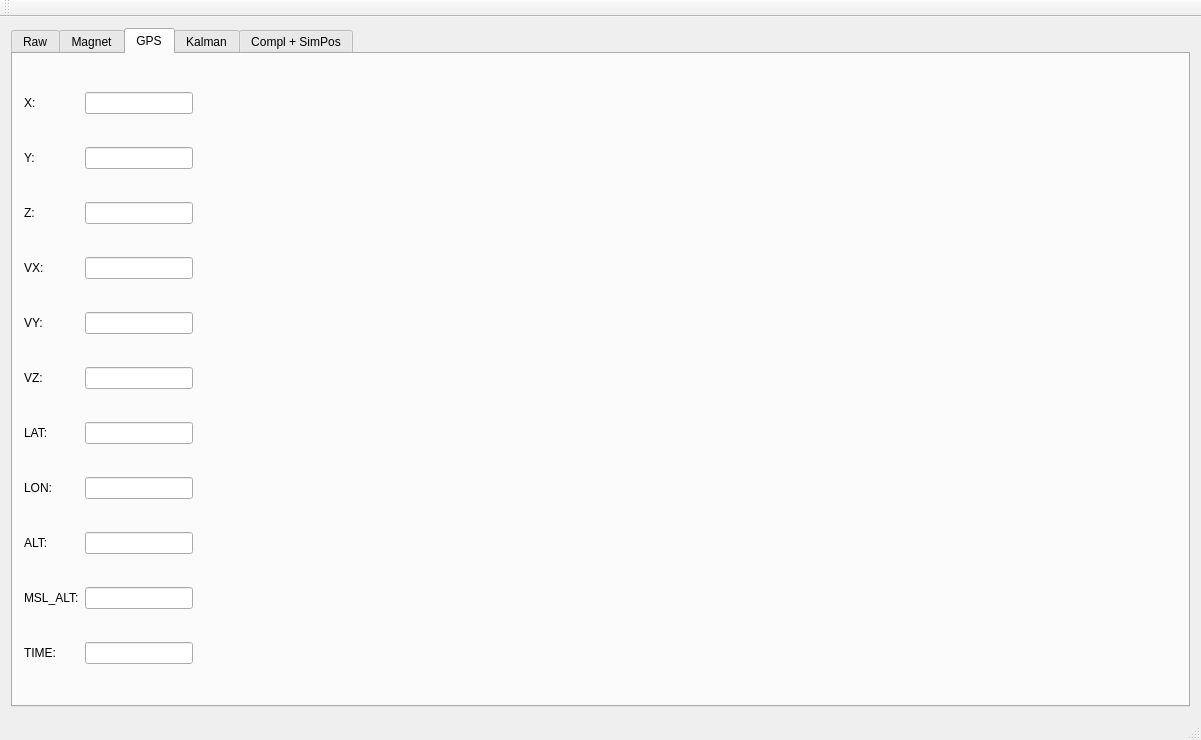
Qt form ins_board_pc/mainwindow.ui (quantum-pie/ins-board-pc) before a commit.
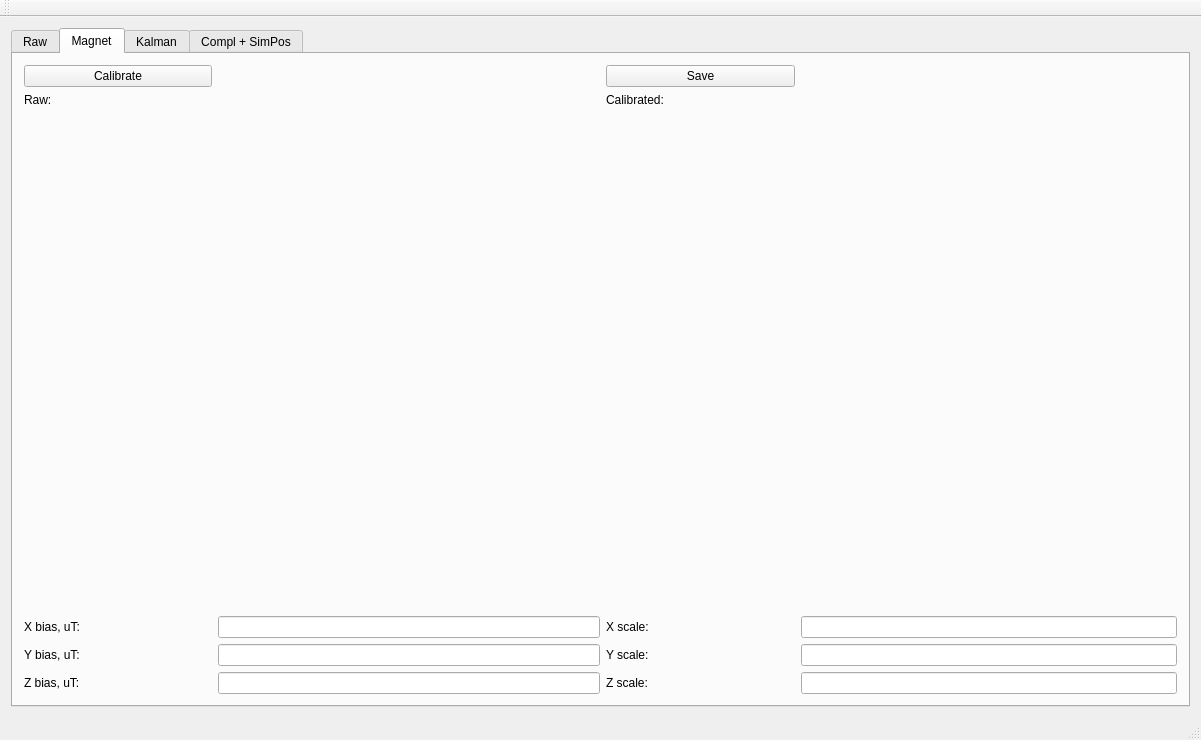
The same form after that commit. The open tabs and pages were chosen to show the change. Custom widgets are drawn as their Qt base class.

Commit message: Merged Raw and GPS tabs

Diff of the .ui file:
```diff
--- a/ins_board_pc/mainwindow.ui
+++ b/ins_board_pc/mainwindow.ui
@@ -18,14 +18,14 @@
     <item>
      <widget class="QTabWidget" name="tabWidget">
       <property name="currentIndex">
-       <number>3</number>
+       <number>1</number>
       </property>
       <widget class="QWidget" name="tab">
        <attribute name="title">
         <string>Raw</string>
        </attribute>
-       <layout class="QVBoxLayout" name="verticalLayout_3">
-        <item>
+       <layout class="QGridLayout" name="gridLayout_13" columnstretch="4,1">
+        <item row="0" column="0">
          <widget class="QCustomPlot" name="plot1" native="true">
           <property name="sizePolicy">
            <sizepolicy hsizetype="Expanding" vsizetype="Expanding">
@@ -35,7 +35,7 @@
           </property>
          </widget>
         </item>
-        <item>
+        <item row="1" column="0">
          <widget class="QCustomPlot" name="plot2" native="true">
           <property name="sizePolicy">
            <sizepolicy hsizetype="Expanding" vsizetype="Expanding">
@@ -45,7 +45,7 @@
           </property>
          </widget>
         </item>
-        <item>
+        <item row="2" column="0">
          <widget class="QCustomPlot" name="plot3" native="true">
           <property name="sizePolicy">
            <sizepolicy hsizetype="Expanding" vsizetype="Expanding">
@@ -55,92 +55,153 @@
           </property>
          </widget>
         </item>
+        <item row="0" column="1" rowspan="3">
+         <widget class="QGroupBox" name="groupBox_10">
+          <property name="title">
+           <string>GPS</string>
+          </property>
+          <layout class="QGridLayout" name="gridLayout_27">
+           <item row="0" column="0">
+            <widget class="QLabel" name="label_107">
+             <property name="text">
+              <string>X:</string>
+             </property>
+            </widget>
+           </item>
+           <item row="0" column="1">
+            <widget class="QLineEdit" name="x_le"/>
+           </item>
+           <item row="1" column="0">
+            <widget class="QLabel" name="label_102">
+             <property name="text">
+              <string>Y:</string>
+             </property>
+            </widget>
+           </item>
+           <item row="1" column="1">
+            <widget class="QLineEdit" name="y_le"/>
+           </item>
+           <item row="2" column="0">
+            <widget class="QLabel" name="label_97">
+             <property name="text">
+              <string>Z:</string>
+             </property>
+            </widget>
+           </item>
+           <item row="2" column="1">
+            <widget class="QLineEdit" name="z_le"/>
+           </item>
+           <item row="3" column="0">
+            <widget class="QLabel" name="label_103">
+             <property name="text">
+              <string>VX:</string>
+             </property>
+            </widget>
+           </item>
+           <item row="3" column="1">
+            <widget class="QLineEdit" name="vx_le"/>
+           </item>
+           <item row="4" column="0">
+            <widget class="QLabel" name="label_98">
+             <property name="text">
+              <string>VY:</string>
+             </property>
+            </widget>
+           </item>
+           <item row="4" column="1">
+            <widget class="QLineEdit" name="vy_le"/>
+           </item>
+           <item row="5" column="0">
+            <widget class="QLabel" name="label_100">
+             <property name="text">
+              <string>VZ:</string>
+             </property>
+            </widget>
+           </item>
+           <item row="5" column="1">
+            <widget class="QLineEdit" name="vz_le"/>
+           </item>
+           <item row="6" column="0">
+            <widget class="QLabel" name="label_104">
+             <property name="text">
+              <string>LAT:</string>
+             </property>
+            </widget>
+           </item>
+           <item row="6" column="1">
+            <widget class="QLineEdit" name="lat_le"/>
+           </item>
+           <item row="7" column="0">
+            <widget class="QLabel" name="label_99">
+             <property name="text">
+              <string>LON:</string>
+             </property>
+            </widget>
+           </item>
+           <item row="7" column="1">
+            <widget class="QLineEdit" name="lon_le"/>
+           </item>
+           <item row="8" column="0">
+            <widget class="QLabel" name="label_101">
+             <property name="text">
+              <string>ALT:</string>
+             </property>
+            </widget>
+           </item>
+           <item row="8" column="1">
+            <widget class="QLineEdit" name="alt_le"/>
+           </item>
+           <item row="9" column="0">
+            <widget class="QLabel" name="label_105">
+             <property name="text">
+              <string>MSL_ALT:</string>
+             </property>
+            </widget>
+           </item>
+           <item row="9" column="1">
+            <widget class="QLineEdit" name="msl_alt_le"/>
+           </item>
+           <item row="10" column="0">
+            <widget class="QLabel" name="label_106">
+             <property name="text">
+              <string>TIME:</string>
+             </property>
+            </widget>
+           </item>
+           <item row="10" column="1">
+            <widget class="QLineEdit" name="time_le"/>
+           </item>
+          </layout>
+         </widget>
+        </item>
        </layout>
       </widget>
       <widget class="QWidget" name="tab_2">
        <attribute name="title">
         <string>Magnet</string>
        </attribute>
-       <layout class="QGridLayout" name="gridLayout" columnstretch="1,2,1,2,2">
-        <item row="2" column="3" colspan="2">
-         <widget class="QWidget" name="widget_2" native="true"/>
-        </item>
-        <item row="2" column="0" colspan="3">
-         <widget class="QWidget" name="widget" native="true"/>
-        </item>
-        <item row="8" column="3">
-         <widget class="QLineEdit" name="zspan_le"/>
-        </item>
-        <item row="0" column="1" colspan="4">
-         <spacer name="horizontalSpacer">
-          <property name="orientation">
-           <enum>Qt::Horizontal</enum>
-          </property>
-          <property name="sizeHint" stdset="0">
-           <size>
-            <width>40</width>
-            <height>20</height>
-           </size>
-          </property>
-         </spacer>
-        </item>
-        <item row="5" column="4">
-         <widget class="QPushButton" name="pushButton_3">
-          <property name="text">
-           <string>Save</string>
-          </property>
-         </widget>
-        </item>
+       <layout class="QGridLayout" name="gridLayout" rowstretch="1,0,2,2,2,2,2,0,0,0" columnstretch="1,1,1,1,2">
         <item row="8" column="0">
-         <widget class="QLabel" name="label_3">
-          <property name="text">
-           <string>Z bias, uT:</string>
-          </property>
-         </widget>
-        </item>
-        <item row="7" column="1">
-         <widget class="QLineEdit" name="ybias_le"/>
-        </item>
-        <item row="7" column="0">
          <widget class="QLabel" name="label_2">
           <property name="text">
            <string>Y bias, uT:</string>
           </property>
          </widget>
         </item>
-        <item row="8" column="1">
-         <widget class="QLineEdit" name="zbias_le"/>
-        </item>
-        <item row="5" column="2">
-         <widget class="QLabel" name="label_4">
+        <item row="9" column="0">
+         <widget class="QLabel" name="label_3">
           <property name="text">
-           <string>X scale:</string>
+           <string>Z bias, uT:</string>
           </property>
          </widget>
         </item>
-        <item row="5" column="0">
+        <item row="6" column="0">
          <widget class="QLabel" name="label">
           <property name="text">
            <string>X bias, uT:</string>
           </property>
          </widget>
         </item>
-        <item row="5" column="1">
-         <widget class="QLineEdit" name="xbias_le"/>
-        </item>
-        <item row="7" column="4">
-         <spacer name="horizontalSpacer_3">
-          <property name="orientation">
-           <enum>Qt::Horizontal</enum>
-          </property>
-          <property name="sizeHint" stdset="0">
-           <size>
-            <width>40</width>
-            <height>20</height>
-           </size>
-          </property>
-         </spacer>
-        </item>
         <item row="0" column="0">
          <widget class="QPushButton" name="pushButton">
           <property name="text">
@@ -151,311 +212,97 @@
           </property>
          </widget>
         </item>
-        <item row="7" column="2">
+        <item row="1" column="0" colspan="3">
+         <widget class="QLabel" name="label_7">
+          <property name="text">
+           <string>Raw:</string>
+          </property>
+         </widget>
+        </item>
+        <item row="1" column="3" colspan="2">
+         <widget class="QLabel" name="label_8">
+          <property name="text">
+           <string>Calibrated:</string>
+          </property>
+         </widget>
+        </item>
+        <item row="2" column="0" rowspan="4" colspan="3">
+         <widget class="QWidget" name="widget" native="true"/>
+        </item>
+        <item row="2" column="3" rowspan="4" colspan="2">
+         <widget class="QWidget" name="widget_2" native="true"/>
+        </item>
+        <item row="0" column="1" colspan="2">
+         <spacer name="horizontalSpacer">
+          <property name="orientation">
+           <enum>Qt::Horizontal</enum>
+          </property>
+          <property name="sizeHint" stdset="0">
+           <size>
+            <width>40</width>
+            <height>20</height>
+           </size>
+          </property>
+         </spacer>
+        </item>
+        <item row="0" column="3">
+         <widget class="QPushButton" name="pushButton_3">
+          <property name="text">
+           <string>Save</string>
+          </property>
+         </widget>
+        </item>
+        <item row="0" column="4">
+         <spacer name="horizontalSpacer_3">
+          <property name="orientation">
+           <enum>Qt::Horizontal</enum>
+          </property>
+          <property name="sizeHint" stdset="0">
+           <size>
+            <width>40</width>
+            <height>20</height>
+           </size>
+          </property>
+         </spacer>
+        </item>
+        <item row="6" column="4">
+         <widget class="QLineEdit" name="xspan_le"/>
+        </item>
+        <item row="8" column="4">
+         <widget class="QLineEdit" name="yspan_le"/>
+        </item>
+        <item row="9" column="4">
+         <widget class="QLineEdit" name="zspan_le"/>
+        </item>
+        <item row="6" column="3">
+         <widget class="QLabel" name="label_4">
+          <property name="text">
+           <string>X scale:</string>
+          </property>
+         </widget>
+        </item>
+        <item row="8" column="3">
          <widget class="QLabel" name="label_5">
           <property name="text">
            <string>Y scale:</string>
           </property>
          </widget>
         </item>
-        <item row="7" column="3">
-         <widget class="QLineEdit" name="yspan_le"/>
-        </item>
-        <item row="8" column="4">
-         <spacer name="horizontalSpacer_4">
-          <property name="orientation">
-           <enum>Qt::Horizontal</enum>
-          </property>
-          <property name="sizeHint" stdset="0">
-           <size>
-            <width>40</width>
-            <height>20</height>
-           </size>
-          </property>
-         </spacer>
-        </item>
-        <item row="5" column="3">
-         <widget class="QLineEdit" name="xspan_le"/>
-        </item>
-        <item row="8" column="2">
+        <item row="9" column="3">
          <widget class="QLabel" name="label_6">
           <property name="text">
            <string>Z scale:</string>
           </property>
          </widget>
         </item>
-        <item row="1" column="0" colspan="5">
-         <spacer name="horizontalSpacer_17">
-          <property name="orientation">
-           <enum>Qt::Horizontal</enum>
-          </property>
-          <property name="sizeHint" stdset="0">
-           <size>
-            <width>40</width>
-            <height>20</height>
-           </size>
-          </property>
-         </spacer>
-        </item>
-       </layout>
-      </widget>
-      <widget class="QWidget" name="tab_3">
-       <attribute name="title">
-        <string>GPS</string>
-       </attribute>
-       <layout class="QGridLayout" name="gridLayout_2" columnstretch="0,0,0,0">
-        <item row="4" column="0">
-         <widget class="QLabel" name="label_11">
-          <property name="text">
-           <string>VY:</string>
-          </property>
-         </widget>
-        </item>
-        <item row="4" column="1" colspan="2">
-         <widget class="QLineEdit" name="vy_le"/>
-        </item>
-        <item row="4" column="3">
-         <spacer name="horizontalSpacer_9">
-          <property name="orientation">
-           <enum>Qt::Horizontal</enum>
-          </property>
-          <property name="sizeHint" stdset="0">
-           <size>
-            <width>539</width>
-            <height>20</height>
-           </size>
-          </property>
-         </spacer>
-        </item>
-        <item row="5" column="0">
-         <widget class="QLabel" name="label_12">
-          <property name="text">
-           <string>VZ:</string>
-          </property>
-         </widget>
-        </item>
-        <item row="5" column="1" colspan="2">
-         <widget class="QLineEdit" name="vz_le"/>
-        </item>
-        <item row="5" column="3">
-         <spacer name="horizontalSpacer_10">
-          <property name="orientation">
-           <enum>Qt::Horizontal</enum>
-          </property>
-          <property name="sizeHint" stdset="0">
-           <size>
-            <width>539</width>
-            <height>20</height>
-           </size>
-          </property>
-         </spacer>
-        </item>
-        <item row="6" column="0">
-         <widget class="QLabel" name="label_13">
-          <property name="text">
-           <string>LAT:</string>
-          </property>
-         </widget>
-        </item>
         <item row="6" column="1" colspan="2">
-         <widget class="QLineEdit" name="lat_le"/>
-        </item>
-        <item row="6" column="3">
-         <spacer name="horizontalSpacer_11">
-          <property name="orientation">
-           <enum>Qt::Horizontal</enum>
-          </property>
-          <property name="sizeHint" stdset="0">
-           <size>
-            <width>539</width>
-            <height>20</height>
-           </size>
-          </property>
-         </spacer>
-        </item>
-        <item row="7" column="0">
-         <widget class="QLabel" name="label_14">
-          <property name="text">
-           <string>LON:</string>
-          </property>
-         </widget>
-        </item>
-        <item row="7" column="1" colspan="2">
-         <widget class="QLineEdit" name="lon_le"/>
-        </item>
-        <item row="7" column="3">
-         <spacer name="horizontalSpacer_12">
-          <property name="orientation">
-           <enum>Qt::Horizontal</enum>
-          </property>
-          <property name="sizeHint" stdset="0">
-           <size>
-            <width>539</width>
-            <height>20</height>
-           </size>
-          </property>
-         </spacer>
-        </item>
-        <item row="8" column="0">
-         <widget class="QLabel" name="label_15">
-          <property name="text">
-           <string>ALT:</string>
-          </property>
-         </widget>
+         <widget class="QLineEdit" name="xbias_le"/>
         </item>
         <item row="8" column="1" colspan="2">
-         <widget class="QLineEdit" name="alt_le"/>
-        </item>
-        <item row="8" column="3">
-         <spacer name="horizontalSpacer_13">
-          <property name="orientation">
-           <enum>Qt::Horizontal</enum>
-          </property>
-          <property name="sizeHint" stdset="0">
-           <size>
-            <width>539</width>
-            <height>20</height>
-           </size>
-          </property>
-         </spacer>
-        </item>
-        <item row="9" column="0">
-         <widget class="QLabel" name="label_16">
-          <property name="text">
-           <string>MSL_ALT:</string>
-          </property>
-         </widget>
+         <widget class="QLineEdit" name="ybias_le"/>
         </item>
         <item row="9" column="1" colspan="2">
-         <widget class="QLineEdit" name="msl_alt_le"/>
-        </item>
-        <item row="9" column="3">
-         <spacer name="horizontalSpacer_14">
-          <property name="orientation">
-           <enum>Qt::Horizontal</enum>
-          </property>
-          <property name="sizeHint" stdset="0">
-           <size>
-            <width>539</width>
-            <height>20</height>
-           </size>
-          </property>
-         </spacer>
-        </item>
-        <item row="10" column="0">
-         <widget class="QLabel" name="label_17">
-          <property name="text">
-           <string>TIME:</string>
-          </property>
-         </widget>
-        </item>
-        <item row="10" column="1" colspan="2">
-         <widget class="QLineEdit" name="time_le"/>
-        </item>
-        <item row="10" column="3">
-         <spacer name="horizontalSpacer_15">
-          <property name="orientation">
-           <enum>Qt::Horizontal</enum>
-          </property>
-          <property name="sizeHint" stdset="0">
-           <size>
-            <width>539</width>
-            <height>20</height>
-           </size>
-          </property>
-         </spacer>
-        </item>
-        <item row="0" column="0">
-         <widget class="QLabel" name="label_7">
-          <property name="text">
-           <string>X:</string>
-          </property>
-         </widget>
-        </item>
-        <item row="0" column="1" colspan="2">
-         <widget class="QLineEdit" name="x_le"/>
-        </item>
-        <item row="0" column="3">
-         <spacer name="horizontalSpacer_5">
-          <property name="orientation">
-           <enum>Qt::Horizontal</enum>
-          </property>
-          <property name="sizeHint" stdset="0">
-           <size>
-            <width>539</width>
-            <height>20</height>
-           </size>
-          </property>
-         </spacer>
-        </item>
-        <item row="1" column="0">
-         <widget class="QLabel" name="label_8">
-          <property name="text">
-           <string>Y:</string>
-          </property>
-         </widget>
-        </item>
-        <item row="1" column="1" colspan="2">
-         <widget class="QLineEdit" name="y_le"/>
-        </item>
-        <item row="1" column="3">
-         <spacer name="horizontalSpacer_6">
-          <property name="orientation">
-           <enum>Qt::Horizontal</enum>
-          </property>
-          <property name="sizeHint" stdset="0">
-           <size>
-            <width>539</width>
-            <height>20</height>
-           </size>
-          </property>
-         </spacer>
-        </item>
-        <item row="2" column="0">
-         <widget class="QLabel" name="label_9">
-          <property name="text">
-           <string>Z:</string>
-          </property>
-         </widget>
-        </item>
-        <item row="2" column="1" colspan="2">
-         <widget class="QLineEdit" name="z_le"/>
-        </item>
-        <item row="2" column="3">
-         <spacer name="horizontalSpacer_7">
-          <property name="orientation">
-           <enum>Qt::Horizontal</enum>
-          </property>
-          <property name="sizeHint" stdset="0">
-           <size>
-            <width>539</width>
-            <height>20</height>
-           </size>
-          </property>
-         </spacer>
-        </item>
-        <item row="3" column="0">
-         <widget class="QLabel" name="label_10">
-          <property name="text">
-           <string>VX:</string>
-          </property>
-         </widget>
-        </item>
-        <item row="3" column="1" colspan="2">
-         <widget class="QLineEdit" name="vx_le"/>
-        </item>
-        <item row="3" column="3">
-         <spacer name="horizontalSpacer_8">
-          <property name="orientation">
-           <enum>Qt::Horizontal</enum>
-          </property>
-          <property name="sizeHint" stdset="0">
-           <size>
-            <width>539</width>
-            <height>20</height>
-           </size>
-          </property>
-         </spacer>
+         <widget class="QLineEdit" name="zbias_le"/>
         </item>
        </layout>
       </widget>
```
The commit also changes 2 other files.
